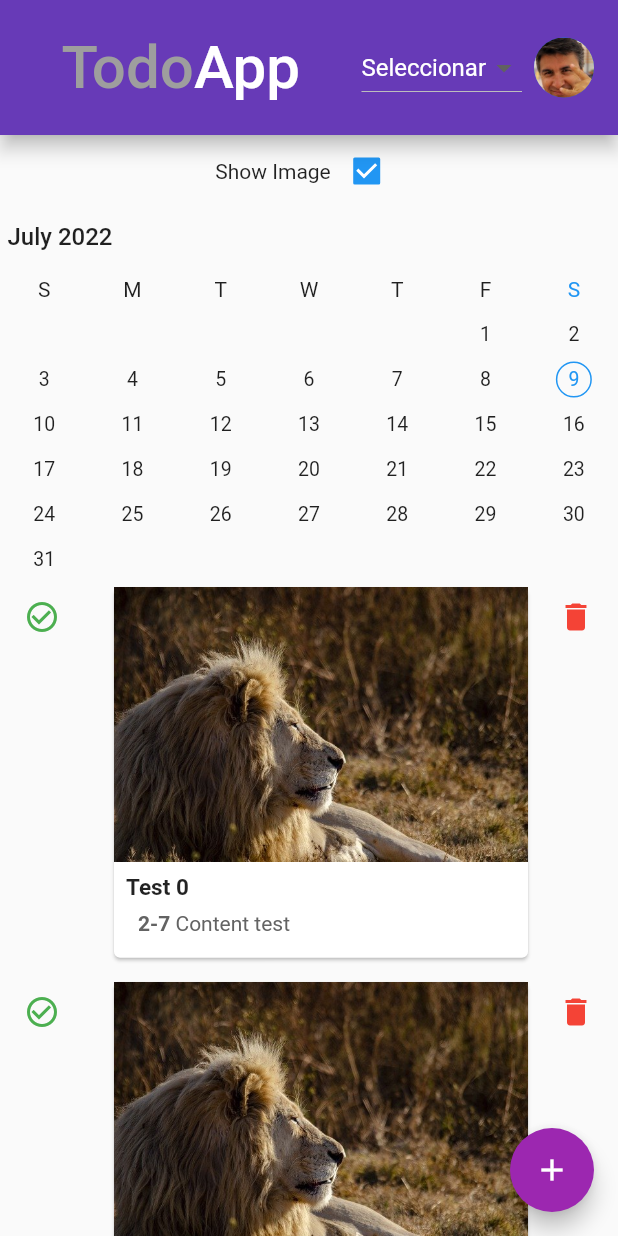
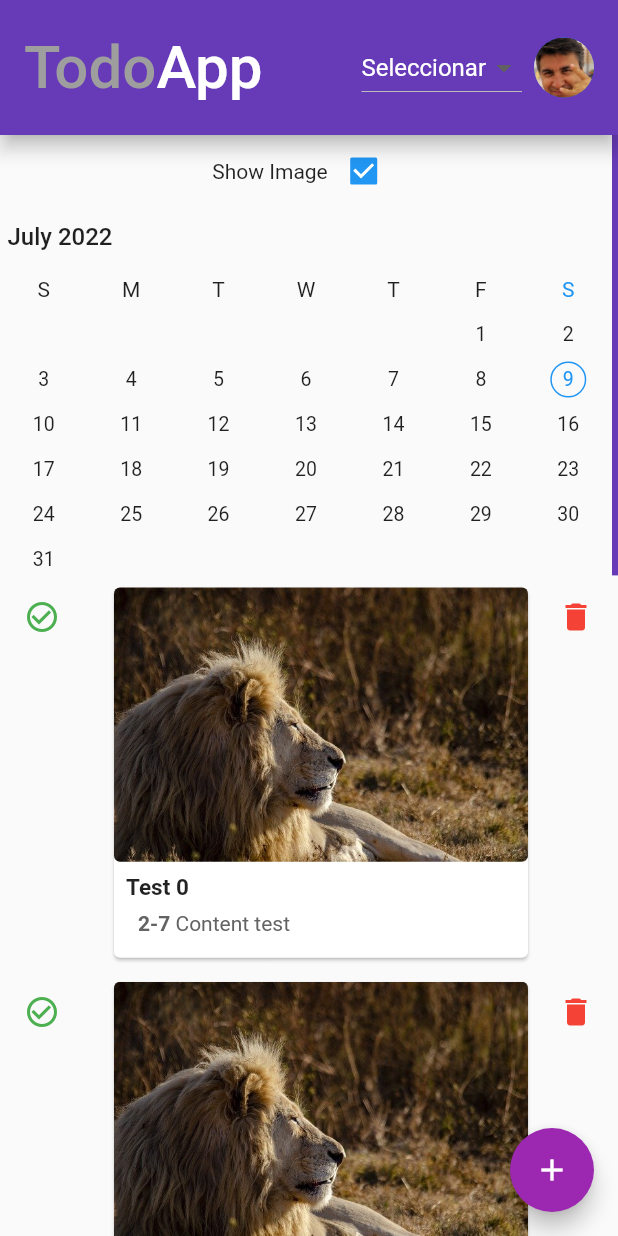
Before and after one commit to libredesarrollo/curso-flutter-todoapp-web, a Flutter app: the screen it shows after launch, on a phone screen of 412 x 824 dp. Run offline on Flutter 3.47's test engine with Material 2 defaults, Android fonts, the phone set to English and light mode, and no system bars; drawn by our look-alikes of delayed_display, syncfusion_flutter_datepicker; our stand-ins replace image_picker.

Commit message:
cambios menores

```diff
--- a/lib/screens/index_screen.dart
+++ b/lib/screens/index_screen.dart
@@ -45,13 +45,19 @@ class _IndexScreenState extends State<IndexScreen> {
         toolbarHeight: 90,
         elevation: 5,
         title: Row(
-          mainAxisAlignment: MainAxisAlignment.center,
-          children: const [
-            Text(
+          mainAxisAlignment: MediaQuery.of(context).size.width > 500
+              ? MainAxisAlignment.center
+              : MainAxisAlignment.start,
+          children: [
+            SizedBox(
+              width: MediaQuery.of(context).size.width > 500 ? 130 : 0,
+              height: 20,
+            ),
+            const Text(
               "Todo",
               style: TextStyle(fontSize: 40, color: Colors.grey),
             ),
-            Text(
+            const Text(
               "App",
               style: TextStyle(fontSize: 40, color: Colors.white),
             )
@@ -456,6 +462,12 @@ class _ContentState extends State<_Content> {
       children: [
         Expanded(
             flex: size.width > 700 ? 1 : 2,
+            child: Container(
+              height: MediaQuery.of(context).size.height,
+              decoration: const BoxDecoration(
+                  shape: BoxShape.rectangle,
+                  border: Border(
+                      right: BorderSide(width: 4, color: Colors.deepPurple))),
               child: SingleChildScrollView(
                 controller: ScrollController(),
                 child: Column(
@@ -527,6 +539,7 @@ class _ContentState extends State<_Content> {
                     )
                   ],
                 ),
+              ),
             )),
         Expanded(
             flex: 3,
@@ -552,10 +565,15 @@ class _ContentState extends State<_Content> {
                                             ? 150
                                             : 800
                                         : 0,
-                                    duration: const Duration(milliseconds: 280),
+                                    duration: const Duration(
+                                        milliseconds:
+                                            280), //0 si existe overflow
+                                    child: ClipRRect(
+                                      borderRadius: BorderRadius.circular(4),
                                       child: const Image(
                                         image:
                                             AssetImage("assets/images/img.jpg"),
+                                      ),
                                     ),
                                   ),
                                   GestureDetector(
```
Also changed, not shown: 1 other file. Lines whose indentation alone changed are shown as unchanged.
